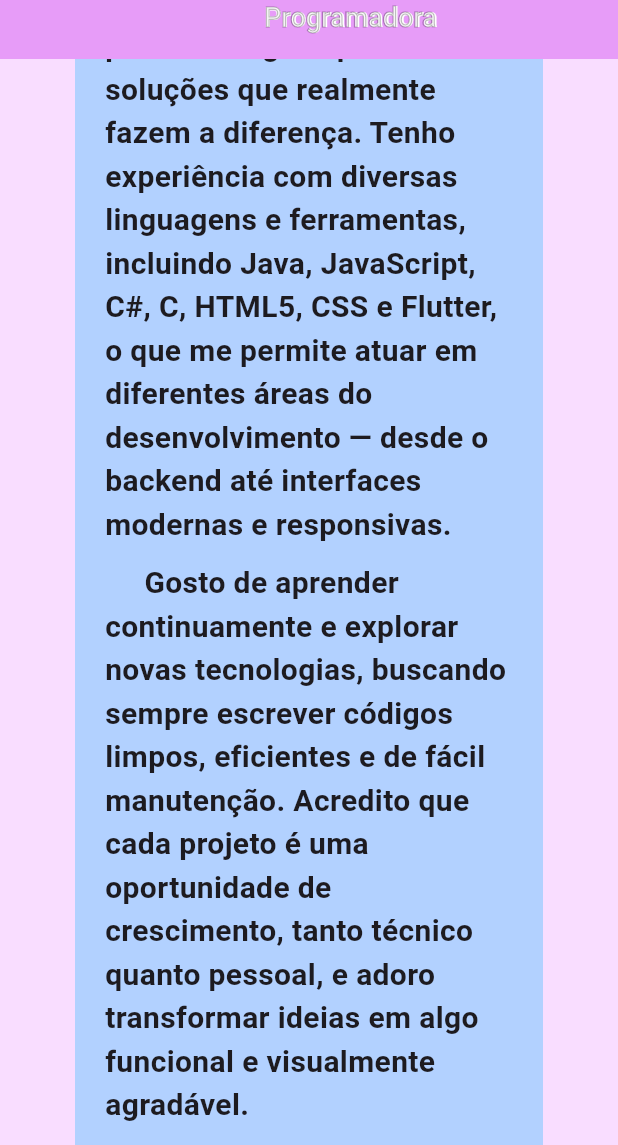
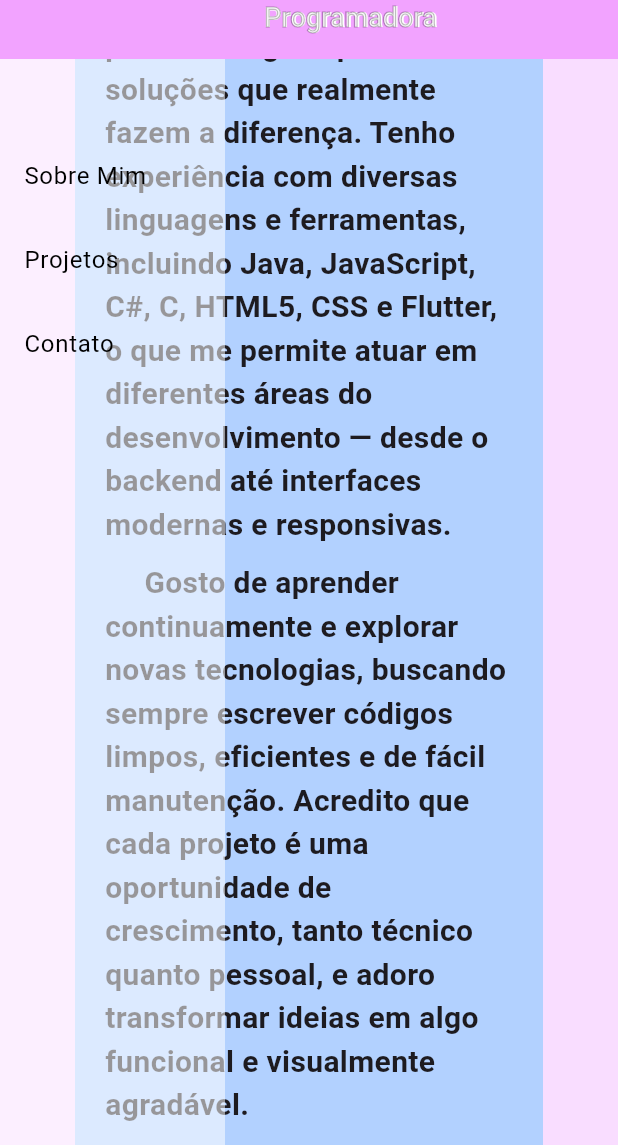
Before and after one commit to SuzanaHM/Portifolio, a Flutter app: the screen it shows after launch, scrolled down 576 dp, after a tap on the "menu" icon, on a phone screen of 412 x 824 dp, the part 91-1236 px from its top. Run offline on Flutter 3.47's test engine with Material 3 defaults, Android fonts, the phone set to English and light mode, and no system bars; our stand-ins replace font_awesome_flutter.

Commit message:
DrawerMenu.dart Pronto

```diff
--- a/lib/Widgets/DrawerMenu.dart
+++ b/lib/Widgets/DrawerMenu.dart
@@ -0,0 +1,104 @@
+import 'package:flutter/material.dart';
+import 'package:portifolio_suzanamartins/main.dart';
+import 'package:portifolio_suzanamartins/projetos.dart';
+import 'package:portifolio_suzanamartins/sobremim.dart';
+
+class Drawermenu extends StatefulWidget {
+  const Drawermenu({required this.aberto, Key? key}) : super(key: key);
+
+  final bool aberto;
+
+  @override
+  State<Drawermenu> createState() => _DrawermenuState();
+}
+
+class _DrawermenuState extends State<Drawermenu>
+    with SingleTickerProviderStateMixin {
+  late AnimationController _controller;
+  late Animation<double> _widthAnimation;
+
+  @override
+  void initState() {
+    super.initState();
+
+    _controller = AnimationController(
+      vsync: this,
+      duration: const Duration(milliseconds: 300),
+    );
+
+    _widthAnimation = Tween<double>(
+      begin: 0,
+      end: 150,
+    ).animate(CurvedAnimation(parent: _controller, curve: Curves.easeInOut));
+
+    if (widget.aberto) {
+      _controller.forward();
+    }
+  }
+
+  @override
+  void didUpdateWidget(Drawermenu oldWidget) {
+    super.didUpdateWidget(oldWidget);
+    if (widget.aberto) {
+      _controller.forward();
+    } else {
+      _controller.reverse();
+    }
+  }
+
+  @override
+  void dispose() {
+    _controller.dispose();
+    super.dispose();
+  }
+
+  @override
+  Widget build(BuildContext context) {
+    return AnimatedBuilder(
+      animation: _controller,
+      builder: (context, child) {
+        return Container(
+          width: _widthAnimation.value,
+          height: MediaQuery.of(context).size.height,
+          color: Colors.white54,
+          child: _widthAnimation.value == 0
+              ? null
+              : ListView(
+                  padding: const EdgeInsets.symmetric(vertical: 50),
+                  children: [
+                    _buildMenuItem('Sobre Mim'),
+                    _buildMenuItem('Projetos'),
+                    _buildMenuItem('Contato'),
+                  ],
+                ),
+        );
+      },
+    );
+  }
+
+  Widget _buildMenuItem(String title) {
+    return ListTile(
+      title: Text(title, style: const TextStyle(color: Colors.black)),
+      onTap: () {
+        print('$title clicado');
+        Widget pg = Sobremim();
+        switch (title) {
+          case 'Projetos':
+            pg = Projetos();
+            break;
+          case 'Contato':
+            pg = Sobremim();
+            break;
+        }
+        Navigator.push(
+          context,
+          MaterialPageRoute(
+            builder: (context) {
+              return MyPage(pagina: pg);
+            },
+          ),
+        );
+      },
+    );
+  }
+}
--- a/lib/main.dart
+++ b/lib/main.dart
@@ -1,5 +1,6 @@
 import 'package:flutter/material.dart';
 import 'package:font_awesome_flutter/font_awesome_flutter.dart';
+import 'package:portifolio_suzanamartins/Widgets/DrawerMenu.dart';
 import 'package:portifolio_suzanamartins/header.dart';
 import 'package:portifolio_suzanamartins/projeto.dart';
 import 'package:portifolio_suzanamartins/projetos.dart';
@@ -10,7 +11,7 @@
   runApp(
     MaterialApp(
       title: 'Suzana Martins',
-      home: MyMain(),
+      home: MyPage(),
       theme: ThemeData(
         scaffoldBackgroundColor: kFundo,
         appBarTheme: AppBarThemeData(backgroundColor: kAppBar),
@@ -19,9 +20,23 @@
   );
 }
 
-class MyMain extends StatelessWidget {
+class MyPage extends StatefulWidget {
+  MyPage({this.pagina});
+  final Widget? pagina;
+
+  @override
+  State<MyPage> createState() => _MyPageState(pagina: pagina);
+}
+
+class _MyPageState extends State<MyPage> {
+  _MyPageState({this.pagina});
+  final Widget? pagina;
+
+  bool _drawer = false;
+
   @override
   Widget build(BuildContext context) {
+    Widget pg = pagina != null ? pagina! : Sobremim();
     return Scaffold(
       appBar: AppBar(
         toolbarHeight: 100,
@@ -29,11 +44,23 @@
         leading: IconButton(
           icon: Icon(Icons.menu, color: Colors.white),
           onPressed: () {
-            print("Botão do lado esquerdo clicado");
+            setState(() {
+              _drawer = !_drawer;
+            });
           },
         ),
       ),
-      body: Principal(),
+      body: Stack(
+        children: [
+          SingleChildScrollView(child: Container(child: pg)),
+          Positioned(
+            left: 0,
+            top: 0,
+            bottom: 0,
+            child: Drawermenu(aberto: _drawer),
+          ),
+        ],
+      ),
     );
   }
 }
```
